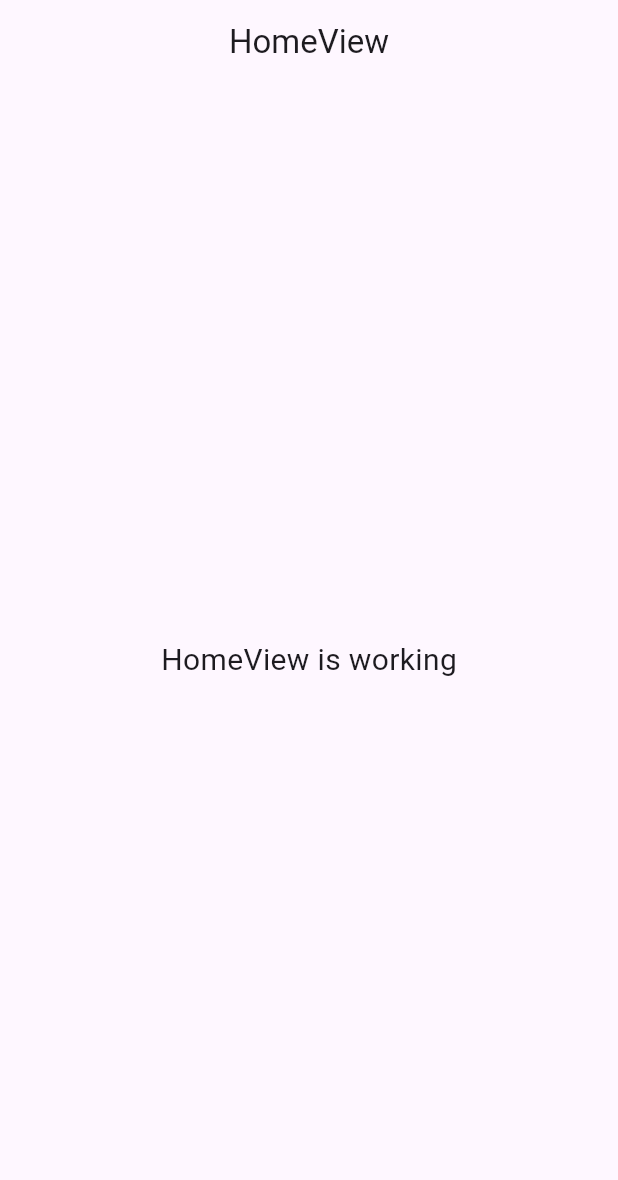
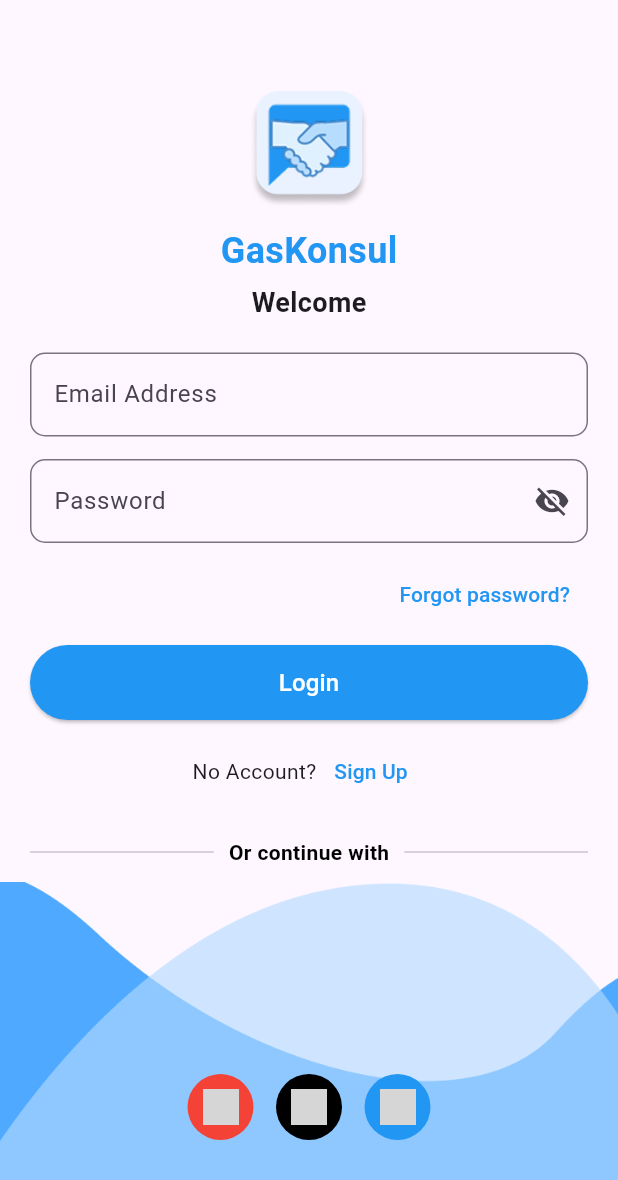
Before and after one commit to ZakyAlFatih/FinalProject_ABP, a Flutter app: the screen it shows after launch, on a phone screen of 412 x 824 dp. Shown: the top 1180 px of the screen. Run offline on Flutter 3.47's test engine with Material 3 defaults, Android fonts, the phone set to English and light mode, and no system bars; our stand-ins replace get; grey boxes are pictures that could not be loaded.

Commit message:
Login feature

```diff
--- /dev/null
+++ b/lib/app/modules/login/bindings/login_binding.dart
@@ -0,0 +1,12 @@
+import 'package:get/get.dart';
+
+import '../controllers/login_controller.dart';
+
+class LoginBinding extends Bindings {
+  @override
+  void dependencies() {
+    Get.lazyPut<LoginController>(
+      () => LoginController(),
+    );
+  }
+}
--- /dev/null
+++ b/lib/app/modules/login/controllers/login_controller.dart
@@ -0,0 +1,55 @@
+import 'package:get/get.dart';
+
+class LoginController extends GetxController {
+  // Reactive variable for password visibility
+  var isPasswordHidden = true.obs;
+
+  // Reactive variables for email and password (to store input)
+  var email = ''.obs;
+  var password = ''.obs;
+
+  @override
+  void onInit() {
+    super.onInit();
+  }
+
+  @override
+  void onReady() {
+    super.onReady();
+  }
+
+  @override
+  void onClose() {
+    super.onClose();
+  }
+
+  // Method to toggle password visibility
+  void togglePasswordVisibility() {
+    isPasswordHidden.value = !isPasswordHidden.value;
+  }
+
+  // Method to handle login (placeholder)
+  void login() {
+    // Add your login logic here (e.g., API call)
+    print(
+        'Logging in with email: ${email.value} and password: ${password.value}');
+    // Example: Show a snackbar
+    Get.snackbar('Login', 'Login button pressed!');
+  }
+
+  // Methods for social media login (placeholders)
+  void googleLogin() {
+    print('Logging in with Google');
+    Get.snackbar('Google Login', 'Google login pressed!');
+  }
+
+  void appleLogin() {
+    print('Logging in with Apple');
+    Get.snackbar('Apple Login', 'Apple login pressed!');
+  }
+
+  void facebookLogin() {
+    print('Logging in with Facebook');
+    Get.snackbar('Facebook Login', 'Facebook login pressed!');
+  }
+}
--- /dev/null
+++ b/lib/app/modules/login/views/login_view.dart
@@ -0,0 +1,206 @@
+import 'package:flutter/material.dart';
+import 'package:get/get.dart';
+import '../controllers/login_controller.dart';
+
+class LoginView extends GetView<LoginController> {
+  const LoginView({super.key});
+
+  @override
+  Widget build(BuildContext context) {
+    return Scaffold(
+      body: SafeArea(
+        child: SingleChildScrollView(
+          child: Column(
+            crossAxisAlignment: CrossAxisAlignment.center,
+            children: [
+              // Content with padding
+              Padding(
+                padding: const EdgeInsets.symmetric(horizontal: 20),
+                child: Column(
+                  crossAxisAlignment: CrossAxisAlignment.center,
+                  children: [
+                    const SizedBox(height: 60),
+                    // Logo
+                    Image.asset('assets/images/gasKonsul_logo.png',
+                        width: 80, height: 80),
+                    const SizedBox(height: 10),
+                    // App Name
+                    const Text(
+                      "GasKonsul",
+                      style: TextStyle(
+                          fontSize: 24,
+                          fontWeight: FontWeight.bold,
+                          color: Colors.blue),
+                    ),
+                    const SizedBox(height: 5),
+                    // Welcome Text
+                    const Text(
+                      "Welcome",
+                      style:
+                          TextStyle(fontSize: 18, fontWeight: FontWeight.bold),
+                    ),
+                    const SizedBox(height: 20),
+                    // Email Input
+                    TextField(
+                      decoration: InputDecoration(
+                        labelText: "Email Address",
+                        border: OutlineInputBorder(
+                            borderRadius: BorderRadius.circular(10)),
+                      ),
+                      keyboardType: TextInputType.emailAddress,
+                      onChanged: (value) {
+                        controller.email.value = value;
+                      },
+                    ),
+                    const SizedBox(height: 15),
+                    // Password Input
+                    Obx(
+                      () => TextField(
+                        obscureText: controller.isPasswordHidden.value,
+                        decoration: InputDecoration(
+                          labelText: "Password",
+                          border: OutlineInputBorder(
+                              borderRadius: BorderRadius.circular(10)),
+                          suffixIcon: IconButton(
+                            icon: Icon(controller.isPasswordHidden.value
+                                ? Icons.visibility_off
+                                : Icons.visibility),
+                            onPressed: () {
+                              controller.togglePasswordVisibility();
+                            },
+                          ),
+                        ),
+                        onChanged: (value) {
+                          controller.password.value = value;
+                        },
+                      ),
+                    ),
+                    const SizedBox(height: 10),
+                    // Forgot Password
+                    Align(
+                      alignment: Alignment.centerRight,
+                      child: TextButton(
+                        onPressed: () {
+                          Get.snackbar(
+                              'Forgot Password', 'Forgot password pressed!');
+                        },
+                        child: const Text("Forgot password?",
+                            style: TextStyle(color: Colors.blue)),
+                      ),
+                    ),
+                    const SizedBox(height: 10),
+                    // Login Button
+                    SizedBox(
+                      width: double.infinity,
+                      height: 50,
+                      child: ElevatedButton(
+                        onPressed: () {
+                          controller.login();
+                        },
+                        style: ElevatedButton.styleFrom(
+                            backgroundColor: Colors.blue),
+                        child: const Text("Login",
+                            style:
+                                TextStyle(color: Colors.white, fontSize: 16)),
+                      ),
+                    ),
+                    const SizedBox(height: 10),
+                    // Sign Up
+                    Row(
+                      mainAxisAlignment: MainAxisAlignment.center,
+                      children: [
+                        const Text("No Account?"),
+                        TextButton(
+                          onPressed: () {
+                            Get.snackbar('Sign Up', 'Sign Up pressed!');
+                          },
+                          child: const Text("Sign Up",
+                              style: TextStyle(color: Colors.blue)),
+                        ),
+                      ],
+                    ),
+                    const SizedBox(height: 20),
+                    // "Or continue with" with Divider
+                    Row(
+                      children: const [
+                        Expanded(child: Divider()),
+                        Padding(
+                          padding: EdgeInsets.symmetric(horizontal: 10),
+                          child: Text(
+                            "Or continue with",
+                            style: TextStyle(
+                              fontWeight: FontWeight.bold,
+                              fontSize: 14,
+                              color: Colors.black,
+                            ),
+                          ),
+                        ),
+                        Expanded(child: Divider()),
+                      ],
+                    ),
+                    const SizedBox(height: 10),
+                  ],
+                ),
+              ),
+              // Social Media Login with Background (outside Padding)
+              SizedBox(
+                width: double.infinity, // Ensure full width
+                height: 300, // Adjust height as needed
+                child: Stack(
+                  alignment: Alignment.center,
+                  children: [
+                    Positioned.fill(
+                      child: Image.asset(
+                        'assets/images/rec1.png',
+                        width: double.infinity,
+                        fit: BoxFit.cover, // Ensure image covers the area
+                      ),
+                    ),
+                    Positioned.fill(
+                      child: Image.asset(
+                        'assets/images/rec2.png',
+                        fit: BoxFit.cover, // Ensure image covers the area
+                      ),
+                    ),
+                    Row(
+                      mainAxisAlignment: MainAxisAlignment.center,
+                      children: [
+                        _socialButton("assets/images/google.png", Colors.red,
+                            () {
+                          controller.googleLogin();
+                        }),
+                        const SizedBox(width: 15),
+                        _socialButton("assets/images/apple.png", Colors.black,
+                            () {
+                          controller.appleLogin();
+                        }),
+                        const SizedBox(width: 15),
+                        _socialButton("assets/images/facebook.png", Colors.blue,
+                            () {
+                          controller.facebookLogin();
+                        }),
+                      ],
+                    ),
+                  ],
+                ),
+              ),
+              const SizedBox(height: 20),
+            ],
+          ),
+        ),
+      ),
+    );
+  }
+
+  Widget _socialButton(
+      String imagePath, Color backgroundColor, VoidCallback onTap) {
+    return InkWell(
+      onTap: onTap,
+      child: CircleAvatar(
+        radius: 22,
+        backgroundColor: backgroundColor,
+        child: Image.asset(imagePath, width: 24, height: 24),
+      ),
+    );
+  }
+}
--- a/lib/app/routes/app_pages.dart
+++ b/lib/app/routes/app_pages.dart
@@ -2,6 +2,8 @@ import 'package:get/get.dart';
 
 import '../modules/home/bindings/home_binding.dart';
 import '../modules/home/views/home_view.dart';
+import '../modules/login/bindings/login_binding.dart';
+import '../modules/login/views/login_view.dart';
 
 part 'app_routes.dart';
 
@@ -16,5 +18,10 @@ class AppPages {
       page: () => const HomeView(),
       binding: HomeBinding(),
     ),
+    GetPage(
+      name: _Paths.LOGIN,
+      page: () => const LoginView(),
+      binding: LoginBinding(),
+    ),
   ];
 }
--- a/lib/app/routes/app_routes.dart
+++ b/lib/app/routes/app_routes.dart
@@ -4,9 +4,11 @@ part of 'app_pages.dart';
 abstract class Routes {
   Routes._();
   static const HOME = _Paths.HOME;
+  static const LOGIN = _Paths.LOGIN;
 }
 
 abstract class _Paths {
   _Paths._();
   static const HOME = '/home';
+  static const LOGIN = '/login';
 }
--- a/lib/main.dart
+++ b/lib/main.dart
@@ -5,11 +5,16 @@ import 'package:get/get.dart';
 import 'app/routes/app_pages.dart';
 
 void main() {
-  runApp(
-    GetMaterialApp(
-      title: "Application",
-      initialRoute: AppPages.INITIAL,
+  runApp(MyApp());
+}
+
+class MyApp extends StatelessWidget {
+  @override
+  Widget build(BuildContext context) {
+    return GetMaterialApp(
+      debugShowCheckedModeBanner: false,
+      initialRoute: Routes.LOGIN, // Mulai dari halaman Login
       getPages: AppPages.routes,
-    ),
-  );
+    );
+  }
 }
```
Also changed, not shown: pubspec.yaml (+3 -4 lines), assets/images/gasKonsul_logo.png (added), assets/images/rec1.png (added), assets/images/rec2.png (added), 7 other files.
